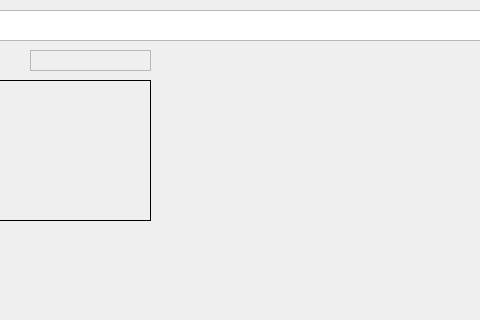
First picture: the form in towerofadversitywidget.ui, repository A-SunsetMkt-Forks/wuwaBackendTool, before the edit; both pictures show x 410 to 890 and y 0 to 320 of the 997 by 497 pixel window.
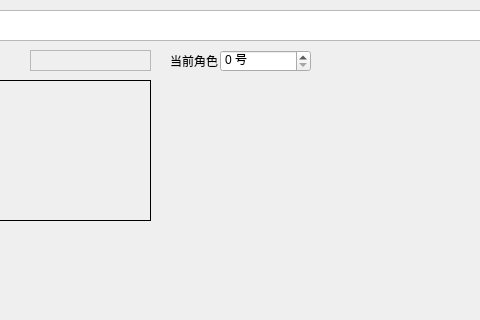
Second picture: the form after the edit.

Commit message: 当前角色识别

Diff of the .ui file:
```diff
--- a/towerofadversitywidget.ui
+++ b/towerofadversitywidget.ui
@@ -101,6 +101,35 @@
     <enum>QFrame::Raised</enum>
    </property>
   </widget>
+  <widget class="QLabel" name="label">
+   <property name="geometry">
+    <rect>
+     <x>580</x>
+     <y>50</y>
+     <width>51</width>
+     <height>21</height>
+    </rect>
+   </property>
+   <property name="text">
+    <string>当前角色</string>
+   </property>
+  </widget>
+  <widget class="QSpinBox" name="currentIdx">
+   <property name="geometry">
+    <rect>
+     <x>630</x>
+     <y>50</y>
+     <width>91</width>
+     <height>22</height>
+    </rect>
+   </property>
+   <property name="suffix">
+    <string> 号</string>
+   </property>
+   <property name="maximum">
+    <number>3</number>
+   </property>
+  </widget>
  </widget>
  <resources/>
  <connections/>
```
The commit also changes 8 other files.
